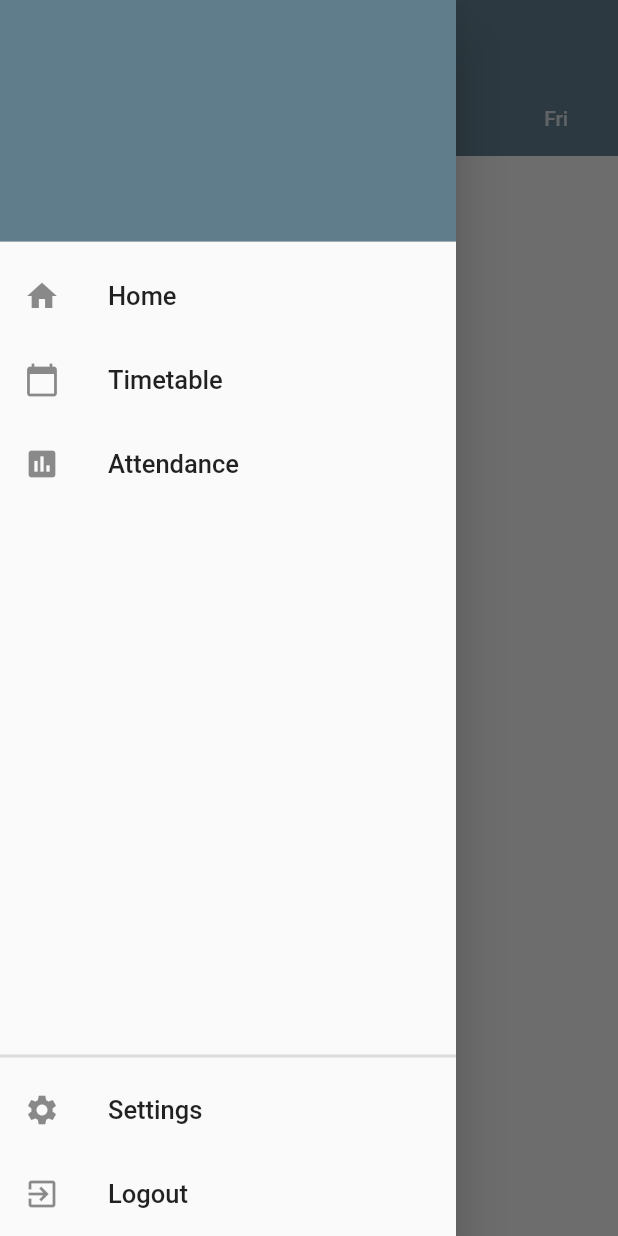
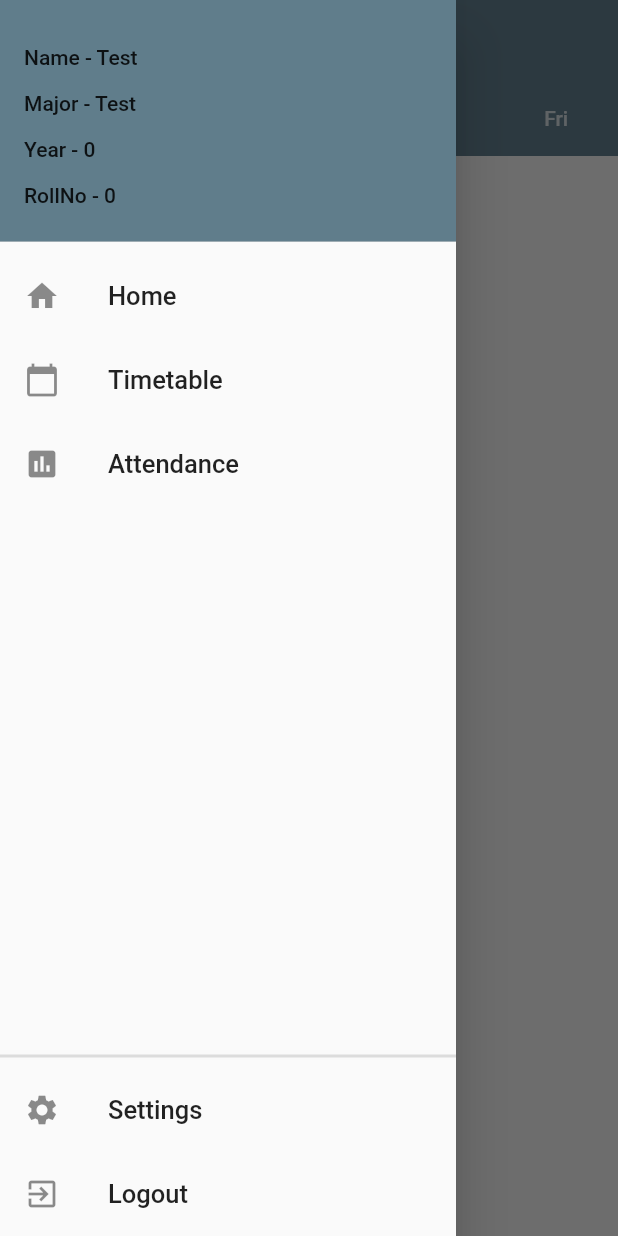
Before and after one commit to thurahtetaung/smart_attendance, a Flutter app: the TimeTableBody screen opened directly, with the side drawer open, on a phone screen of 412 x 824 dp. Run offline on Flutter 3.47's test engine with Material 2 defaults, Android fonts, the phone set to English and light mode, and no system bars; our stand-ins replace cloud_firestore, firebase_auth, flutter_spinkit; accounts and stored records are empty.

Commit message:
Made some changes to user and timetable model.
Updated Side drawer and timetable screen.

```diff
--- a/lib/models/timetable_model.dart
+++ b/lib/models/timetable_model.dart
@@ -1,9 +1,11 @@
 class TimeTable {
   final String subject;
   final int period;
+  final String major;
   final String room;
   final int year;
   final int day;
 
-  TimeTable({this.subject, this.period, this.room, this.year, this.day});
+  TimeTable(
+      {this.subject, this.period, this.room, this.year, this.day, this.major});
 }
--- a/lib/models/user.dart
+++ b/lib/models/user.dart
@@ -18,13 +18,11 @@ class UserData2 {
   final int year;
   final String major;
   final int rollNumber;
-  final String email;
 
   UserData2({
     this.uid,
     this.name,
     this.year,
-    this.email,
     this.major,
     this.rollNumber,
   });
--- a/lib/screens/home/side_drawer.dart
+++ b/lib/screens/home/side_drawer.dart
@@ -1,14 +1,23 @@
 import 'package:flutter/material.dart';
+import 'package:provider/provider.dart';
+import 'package:smart_attendance/models/user.dart';
 import 'package:smart_attendance/screens/attendance/attendance_screen.dart';
 import 'package:smart_attendance/screens/home/home.dart';
 import 'package:smart_attendance/screens/home/settings_form.dart';
 import 'package:smart_attendance/screens/timetable/timetable_screen.dart';
 import 'package:smart_attendance/screens/wrapper.dart';
 import 'package:smart_attendance/services/auth.dart';
+import 'package:smart_attendance/services/database.dart';
 import 'package:smart_attendance/shared/constants.dart';
 
-class SideDrawer extends StatelessWidget {
+class SideDrawer extends StatefulWidget {
+  @override
+  _SideDrawerState createState() => _SideDrawerState();
+}
+
+class _SideDrawerState extends State<SideDrawer> {
   final AuthService _auth = AuthService();
+
   @override
   Widget build(BuildContext context) {
     void showSettingsPanel() {
@@ -22,12 +31,32 @@ class SideDrawer extends StatelessWidget {
           });
     }
 
+    final user = Provider.of<User>(context);
+
+    return StreamBuilder<UserData2>(
+        stream: DatabaseService(uid: user.uid).userData2,
+        initialData: UserData2(name: '', major: ''),
+        builder: (context, snapshot) {
+          UserData2 userData2 =
+              UserData2(name: 'Test', major: 'Test', year: 0, rollNumber: 0);
+          if (snapshot.hasData) {
+            userData2 = snapshot.data;
+          }
           return Drawer(
             // column holds all the widgets in the drawer
             child: Column(
               children: <Widget>[
                 DrawerHeader(
-            child: Container(),
+                  child: Column(
+                    mainAxisAlignment: MainAxisAlignment.spaceEvenly,
+                    crossAxisAlignment: CrossAxisAlignment.stretch,
+                    children: [
+                      Text('Name - ${userData2.name}'),
+                      Text('Major - ${userData2.major}'),
+                      Text('Year - ${userData2.year}'),
+                      Text('RollNo - ${userData2.rollNumber}'),
+                    ],
+                  ),
                   decoration: BoxDecoration(color: kPrimaryColor),
                 ),
                 Expanded(
@@ -120,5 +149,6 @@ class SideDrawer extends StatelessWidget {
               ],
             ),
           );
+        });
   }
 }
--- a/lib/screens/timetable/timetable_screen.dart
+++ b/lib/screens/timetable/timetable_screen.dart
@@ -1,12 +1,18 @@
 import 'package:flutter/material.dart';
+import 'package:provider/provider.dart';
+import 'package:smart_attendance/models/user.dart';
 import 'package:smart_attendance/screens/timetable/show_timetable.dart';
 import 'package:smart_attendance/screens/home/side_drawer.dart';
+import 'package:smart_attendance/services/database.dart';
 import 'package:smart_attendance/shared/constants.dart';
 
 class TimeTableBody extends StatelessWidget {
   @override
   Widget build(BuildContext context) {
-    return DefaultTabController(
+    final user = Provider.of<User>(context);
+    return StreamProvider<UserData2>.value(
+      value: DatabaseService(uid: user.uid).userData2,
+      child: DefaultTabController(
         length: 5,
         child: Scaffold(
           drawer: SideDrawer(),
@@ -44,6 +50,7 @@ class TimeTableBody extends StatelessWidget {
             ShowTimetable(5),
           ]),
         ),
+      ),
     );
   }
 }
--- a/lib/screens/timetable/timetable_tile.dart
+++ b/lib/screens/timetable/timetable_tile.dart
@@ -1,5 +1,7 @@
 import 'package:flutter/material.dart';
+import 'package:provider/provider.dart';
 import 'package:smart_attendance/models/timetable_model.dart';
+import 'package:smart_attendance/models/user.dart';
 
 class TimetableTile extends StatelessWidget {
   final TimeTable timetable;
@@ -8,9 +10,10 @@ class TimetableTile extends StatelessWidget {
 
   @override
   Widget build(BuildContext context) {
-    if (weekday == timetable.day) {
+    final UserData2 userData2 = Provider.of<UserData2>(context);
+    if (weekday == timetable.day && userData2.major == timetable.major) {
       return Padding(
-        padding: const EdgeInsets.symmetric(vertical: 8, horizontal: 4),
+        padding: const EdgeInsets.symmetric(vertical: 8, horizontal: 10),
         child: Card(
           child: ListTile(
             onTap: () {},
--- a/lib/services/database.dart
+++ b/lib/services/database.dart
@@ -43,11 +43,13 @@ class DatabaseService {
   List<TimeTable> _timetableListFromSnapshot(QuerySnapshot snapshot) {
     return snapshot.documents.map((doc) {
       return TimeTable(
-          subject: doc.data['Subject'] ?? '',
-          period: doc.data['Period'] ?? 0,
-          room: doc.data['Room'] ?? '',
-          year: doc.data['Year'] ?? 0,
-          day: doc.data['Day'] ?? 0);
+        subject: doc.data['Subject'] ?? '',
+        period: doc.data['Period'] ?? 0,
+        room: doc.data['Room'] ?? '',
+        year: doc.data['Year'] ?? 0,
+        day: doc.data['Day'] ?? 0,
+        major: doc.data['Major'] ?? '',
+      );
     }).toList();
   }
 
@@ -71,6 +73,16 @@ class DatabaseService {
     );
   }
 
+  UserData2 _userData2FromSnapshot(DocumentSnapshot snapshot) {
+    return UserData2(
+      uid: uid,
+      name: snapshot.data['name'],
+      year: snapshot.data['year'],
+      major: snapshot.data['major'],
+      rollNumber: snapshot.data['roll'],
+    );
+  }
+
   // get brews stream
   Stream<List<Brew>> get brews {
     return brewCollection.snapshots().map(_brewListFromSnapshot);
@@ -84,4 +96,11 @@ class DatabaseService {
   Stream<UserData> get userData {
     return brewCollection.document(uid).snapshots().map(_userDataFromSnapshot);
   }
+
+  Stream<UserData2> get userData2 {
+    return studentCollection
+        .document(uid)
+        .snapshots()
+        .map(_userData2FromSnapshot);
+  }
 }
```
Lines whose indentation alone changed are shown as unchanged.
